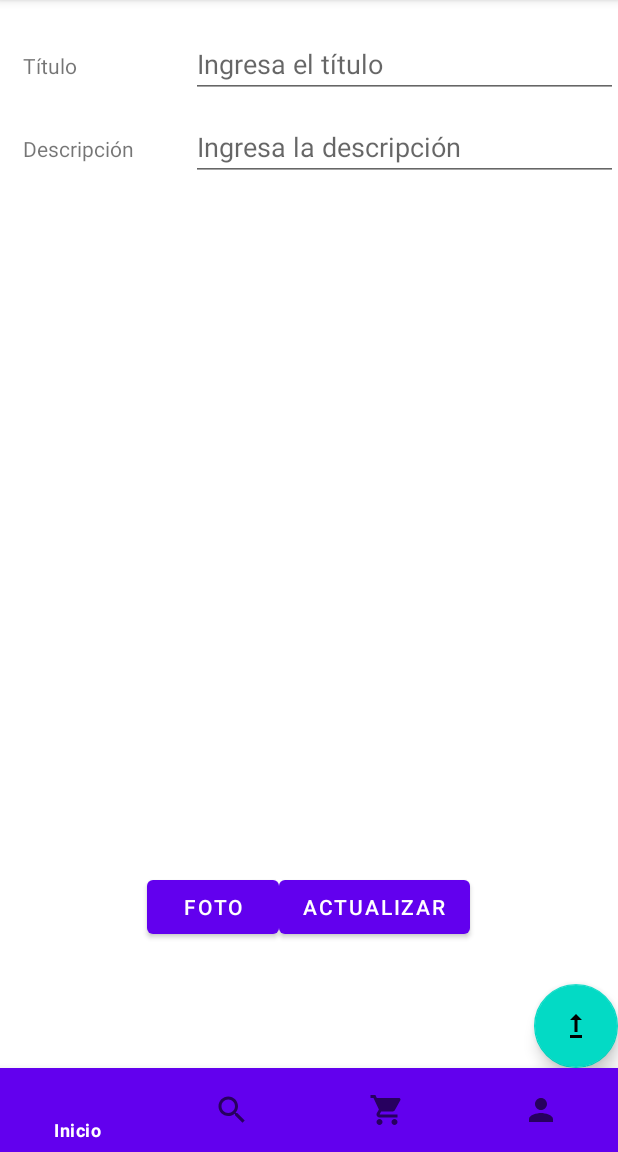
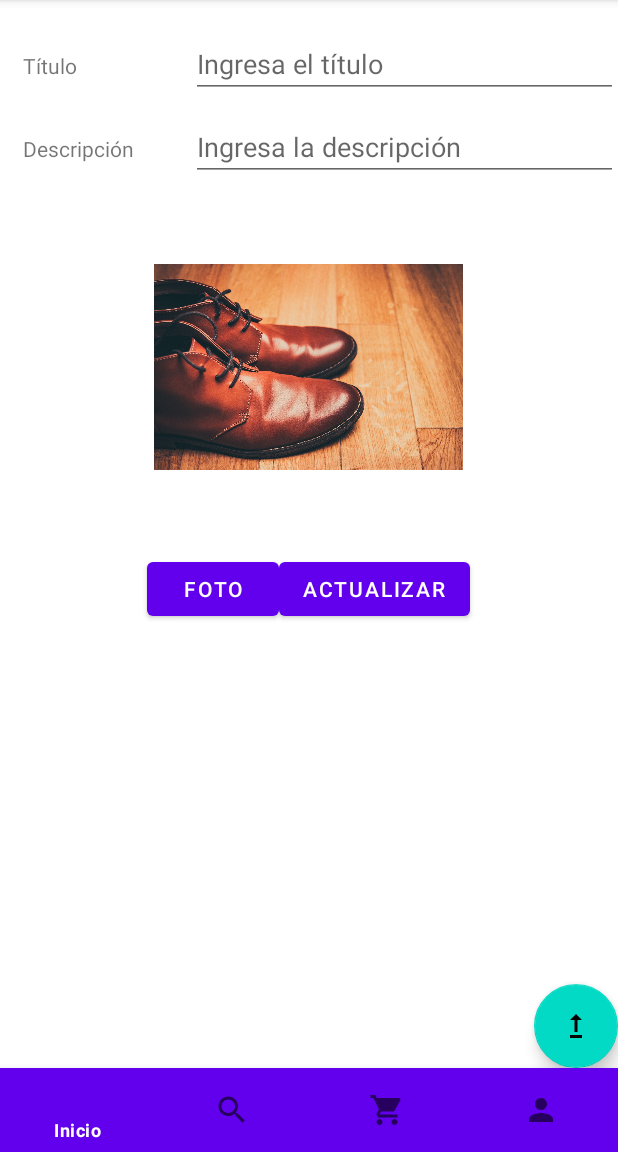
Before and after one commit to faraday58/Tienda-TSP-2021-II, an Android app: the fragment ActualizarFragment placed in its activity, on a phone screen of 412 x 824 dp, the part 84-1236 px from its top. Run offline under Robolectric (Android 15) with nearby library versions, the phone set to English and light mode, and no system bars; our stand-ins replace Firebase (no records; nobody signed in at launch, a user with empty details on screens opened directly).

Commit message:
Cargar imágenes

```diff
--- a/app/src/main/java/mx/unam/ingenieria/tienda/fragments/ActualizarFragment.java
+++ b/app/src/main/java/mx/unam/ingenieria/tienda/fragments/ActualizarFragment.java
@@ -22,6 +22,8 @@ import androidx.fragment.app.Fragment;
 
 import com.google.android.gms.tasks.Continuation;
 import com.google.android.gms.tasks.OnCompleteListener;
+import com.google.android.gms.tasks.OnFailureListener;
+import com.google.android.gms.tasks.OnSuccessListener;
 import com.google.android.gms.tasks.Task;
 import com.google.firebase.firestore.FirebaseFirestore;
 import com.google.firebase.storage.FirebaseStorage;
@@ -32,6 +34,7 @@ import java.io.FileNotFoundException;
 import java.io.IOException;
 
 import mx.unam.ingenieria.tienda.R;
+import mx.unam.ingenieria.tienda.recyclerview.MuestraProducto;
 
 import static android.app.Activity.RESULT_OK;
 
@@ -45,7 +48,9 @@ public class ActualizarFragment extends Fragment {
     private EditText edtTitulo;
     private Button btnFoto;
     private Button btnActualizar;
-    String imagen;
+    private String imagen;
+    private String descripcion;
+    private String titulo;
 
     @Nullable
     @Override
@@ -60,6 +65,7 @@ public class ActualizarFragment extends Fragment {
         db= FirebaseFirestore.getInstance();
 
         btnFoto.setOnClickListener(onClickFoto);
+        btnActualizar.setOnClickListener(onClickActualizar);
         return v;
     }
 
@@ -69,6 +75,42 @@ public class ActualizarFragment extends Fragment {
             AbrirGaleria();
         }
     };
+
+    View.OnClickListener   onClickActualizar= new View.OnClickListener() {
+        @Override
+        public void onClick(View v) {
+            AgregarProducto();
+        }
+    };
+
+    private void AgregarProducto() {
+        titulo = edtTitulo.getText().toString();
+        descripcion= edtDescripcion.getText().toString();
+        if(!imagen.equals(null))
+        {
+            MuestraProducto producto= new MuestraProducto(titulo,imagen,descripcion);
+            db.collection("Producto").document().set(producto).addOnSuccessListener(new OnSuccessListener<Void>() {
+                @Override
+                public void onSuccess(Void aVoid) {
+                   edtTitulo.setText("");
+                   imgvfoto.setImageDrawable(getResources().getDrawable(R.drawable.zapatos));
+                   edtDescripcion.setText("");
+                   Toast.makeText(getContext(),"Se agregaron los datos correctamente",Toast.LENGTH_SHORT).show();
+                }
+            }).addOnFailureListener(new OnFailureListener() {
+                @Override
+                public void onFailure(@NonNull Exception e) {
+                    Toast.makeText(getContext(),"¡Oops!, No se agregaron los datos",Toast.LENGTH_SHORT).show();
+                }
+            });
+
+
+
+        }
+
+
+
+    }
 
     private void AbrirGaleria() {
         //Este es un intent implícito
@@ -138,6 +180,8 @@ public class ActualizarFragment extends Fragment {
                 }
             });
         }
+    }
 
-    }
+
+
 }
--- a/app/src/main/res/layout/fragment_actualizar.xml
+++ b/app/src/main/res/layout/fragment_actualizar.xml
@@ -50,13 +50,15 @@
             android:inputType="textPersonName"
             android:hint="Ingresa la descripción" />
     </LinearLayout>
+
     <ImageView
+        android:id="@+id/imgbFoto"
+        android:layout_width="206dp"
+        android:layout_height="188dp"
+        android:layout_gravity="center"
+
         android:layout_marginTop="30dp"
-        android:layout_width="300dp"
-        android:layout_height="400dp"
-        android:layout_gravity="center"
-        android:id="@+id/imgbFoto"
-        />
+        android:src="@drawable/zapatos" />
     <LinearLayout
         android:layout_width="match_parent"
         android:layout_height="wrap_content"
@@ -76,5 +78,7 @@
             android:text="@string/btnActualizar"
             android:id="@+id/btnActualizar"/>
 
+            />
+
     </LinearLayout>
 </LinearLayout>
```
